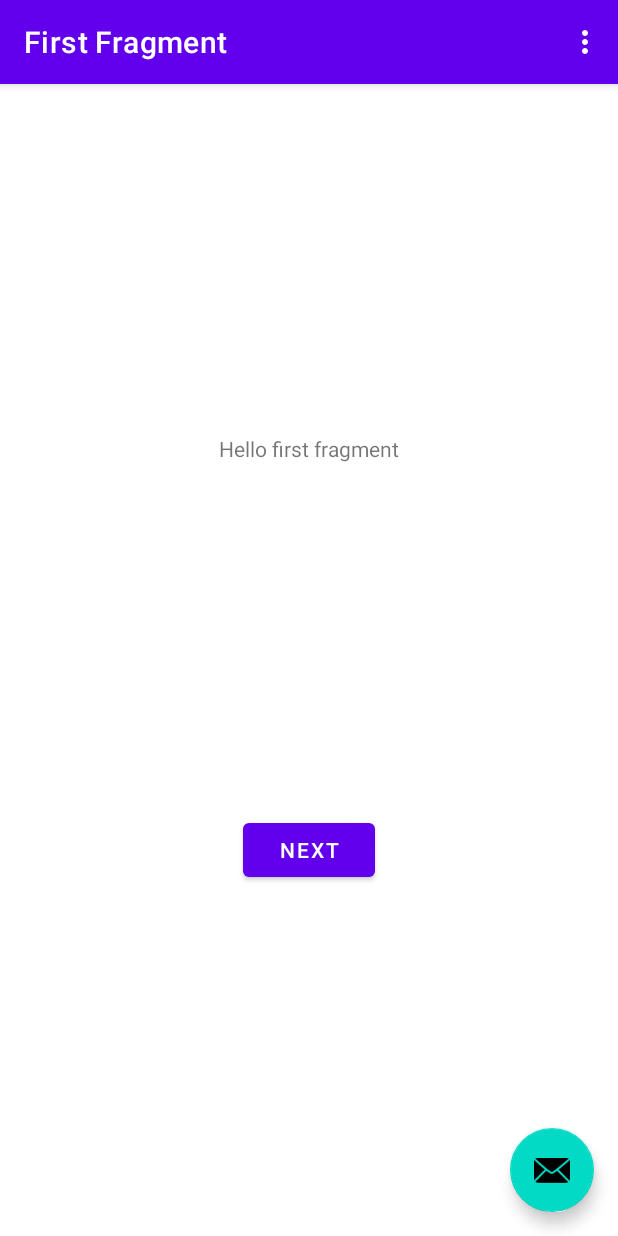
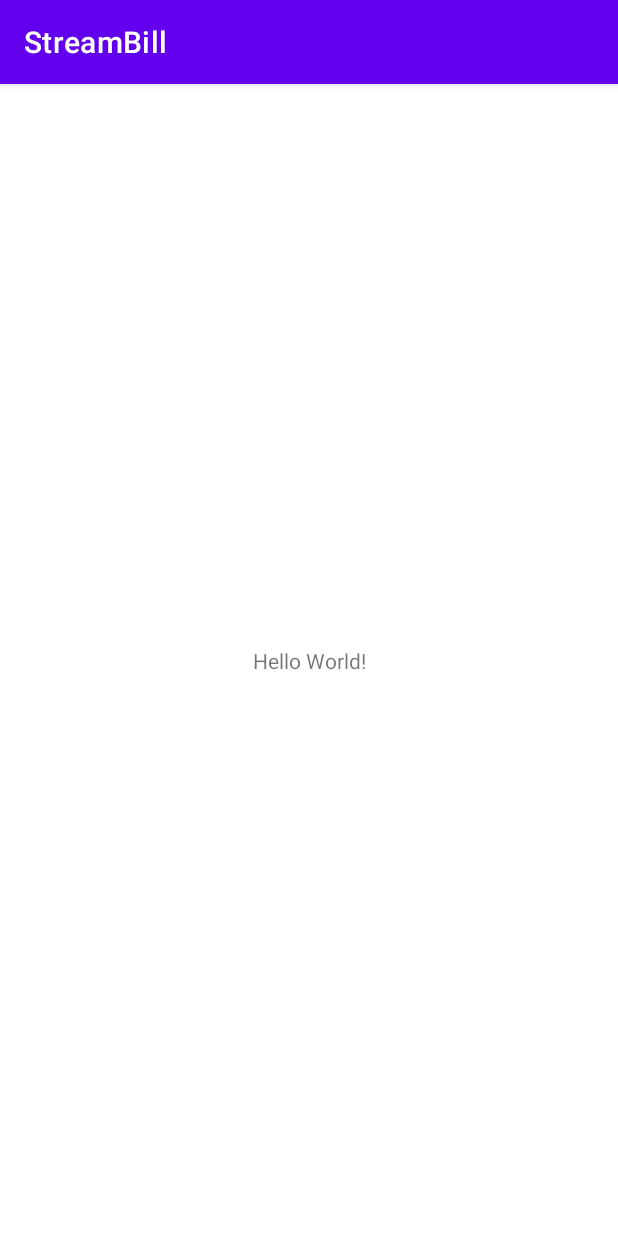
Before and after one commit to AlexLecusay/ShellHacks2022, an Android app: the screen it shows after launch (MainActivity), on a phone screen of 412 x 824 dp. Run offline under Robolectric (Android 15) with nearby library versions, the phone set to English and light mode, and no system bars.

Commit message:
Switching to a diff Activity setup

```diff
--- a/StreamBill/app/build.gradle
+++ b/StreamBill/app/build.gradle
@@ -29,9 +29,6 @@ android {
     kotlinOptions {
         jvmTarget = '1.8'
     }
-    buildFeatures {
-        viewBinding true
-    }
 }
 
 dependencies {
@@ -40,8 +37,6 @@ dependencies {
     implementation 'androidx.appcompat:appcompat:1.5.1'
     implementation 'com.google.android.material:material:1.6.1'
     implementation 'androidx.constraintlayout:constraintlayout:2.1.4'
-    implementation 'androidx.navigation:navigation-fragment-ktx:2.5.2'
-    implementation 'androidx.navigation:navigation-ui-ktx:2.5.2'
     testImplementation 'junit:junit:4.13.2'
     androidTestImplementation 'androidx.test.ext:junit:1.1.3'
     androidTestImplementation 'androidx.test.espresso:espresso-core:3.4.0'
--- a/StreamBill/app/src/main/AndroidManifest.xml
+++ b/StreamBill/app/src/main/AndroidManifest.xml
@@ -15,9 +15,7 @@
         tools:targetApi="31">
         <activity
             android:name=".MainActivity"
-            android:exported="true"
-            android:label="@string/app_name"
-            android:theme="@style/Theme.StreamBill.NoActionBar">
+            android:exported="true">
             <intent-filter>
                 <action android:name="android.intent.action.MAIN" />
 
--- a/StreamBill/app/src/main/java/com/example/streambill/FirstFragment.kt
+++ /dev/null
@@ -1,44 +0,0 @@
-package com.example.streambill
-
-import android.os.Bundle
-import androidx.fragment.app.Fragment
-import android.view.LayoutInflater
-import android.view.View
-import android.view.ViewGroup
-import androidx.navigation.fragment.findNavController
-import com.example.streambill.databinding.FragmentFirstBinding
-
-/**
- * A simple [Fragment] subclass as the default destination in the navigation.
- */
-class FirstFragment : Fragment() {
-
-    private var _binding : FragmentFirstBinding? = null
-
-    // This property is only valid between onCreateView and
-    // onDestroyView.
-    private val binding get() = _binding!!
-
-    override fun onCreateView(
-        inflater: LayoutInflater, container: ViewGroup?,
-        savedInstanceState: Bundle?
-    ) : View? {
-
-        _binding = FragmentFirstBinding.inflate(inflater, container, false)
-        return binding.root
-
-    }
-
-    override fun onViewCreated(view: View, savedInstanceState : Bundle?) {
-        super.onViewCreated(view, savedInstanceState)
-
-        binding.buttonFirst.setOnClickListener {
-            findNavController().navigate(R.id.action_FirstFragment_to_SecondFragment)
-        }
-    }
-
-    override fun onDestroyView() {
-        super.onDestroyView()
-        _binding = null
-    }
-}
--- a/StreamBill/app/src/main/java/com/example/streambill/MainActivity.kt
+++ b/StreamBill/app/src/main/java/com/example/streambill/MainActivity.kt
@@ -1,58 +1,11 @@
 package com.example.streambill
 
+import androidx.appcompat.app.AppCompatActivity
 import android.os.Bundle
-import com.google.android.material.snackbar.Snackbar
-import androidx.appcompat.app.AppCompatActivity
-import androidx.navigation.findNavController
-import androidx.navigation.ui.AppBarConfiguration
-import androidx.navigation.ui.navigateUp
-import androidx.navigation.ui.setupActionBarWithNavController
-import android.view.Menu
-import android.view.MenuItem
-import com.example.streambill.databinding.ActivityMainBinding
 
 class MainActivity : AppCompatActivity() {
-
-    private lateinit var appBarConfiguration : AppBarConfiguration
-    private lateinit var binding : ActivityMainBinding
-
     override fun onCreate(savedInstanceState: Bundle?) {
         super.onCreate(savedInstanceState)
-
-        binding = ActivityMainBinding.inflate(layoutInflater)
-        setContentView(binding.root)
-
-        setSupportActionBar(binding.toolbar)
-
-        val navController = findNavController(R.id.nav_host_fragment_content_main)
-        appBarConfiguration = AppBarConfiguration(navController.graph)
-        setupActionBarWithNavController(navController, appBarConfiguration)
-
-        binding.fab.setOnClickListener { view ->
-            Snackbar.make(view, "Replace with your own action", Snackbar.LENGTH_LONG)
-                .setAction("Action", null).show()
-        }
-    }
-
-    override fun onCreateOptionsMenu(menu : Menu) : Boolean {
-        // Inflate the menu; this adds items to the action bar if it is present.
-        menuInflater.inflate(R.menu.menu_main, menu)
-        return true
-    }
-
-    override fun onOptionsItemSelected(item : MenuItem) : Boolean {
-        // Handle action bar item clicks here. The action bar will
-        // automatically handle clicks on the Home/Up button, so long
-        // as you specify a parent activity in AndroidManifest.xml.
-        return when (item.itemId) {
-            R.id.action_settings -> true
-            else -> super.onOptionsItemSelected(item)
-        }
-    }
-
-    override fun onSupportNavigateUp() : Boolean {
-        val navController = findNavController(R.id.nav_host_fragment_content_main)
-        return navController.navigateUp(appBarConfiguration)
-                || super.onSupportNavigateUp()
+        setContentView(R.layout.activity_main)
     }
 }
--- a/StreamBill/app/src/main/res/layout/activity_main.xml
+++ b/StreamBill/app/src/main/res/layout/activity_main.xml
@@ -1,34 +1,18 @@
 <?xml version="1.0" encoding="utf-8"?>
-<androidx.coordinatorlayout.widget.CoordinatorLayout xmlns:android="http://schemas.android.com/apk/res/android"
+<androidx.constraintlayout.widget.ConstraintLayout xmlns:android="http://schemas.android.com/apk/res/android"
     xmlns:app="http://schemas.android.com/apk/res-auto"
     xmlns:tools="http://schemas.android.com/tools"
     android:layout_width="match_parent"
     android:layout_height="match_parent"
     tools:context=".MainActivity">
 
-    <com.google.android.material.appbar.AppBarLayout
-        android:layout_width="match_parent"
-        android:layout_height="wrap_content"
-        android:theme="@style/Theme.StreamBill.AppBarOverlay">
-
-        <androidx.appcompat.widget.Toolbar
-            android:id="@+id/toolbar"
-            android:layout_width="match_parent"
-            android:layout_height="?attr/actionBarSize"
-            android:background="?attr/colorPrimary"
-            app:popupTheme="@style/Theme.StreamBill.PopupOverlay" />
-
-    </com.google.android.material.appbar.AppBarLayout>
-
-    <include layout="@layout/content_main" />
-
-    <com.google.android.material.floatingactionbutton.FloatingActionButton
-        android:id="@+id/fab"
+    <TextView
         android:layout_width="wrap_content"
         android:layout_height="wrap_content"
-        android:layout_gravity="bottom|end"
-        android:layout_marginEnd="@dimen/fab_margin"
-        android:layout_marginBottom="16dp"
-        app:srcCompat="@android:drawable/ic_dialog_email" />
+        android:text="Hello World!"
+        app:layout_constraintBottom_toBottomOf="parent"
+        app:layout_constraintEnd_toEndOf="parent"
+        app:layout_constraintStart_toStartOf="parent"
+        app:layout_constraintTop_toTopOf="parent" />
 
-</androidx.coordinatorlayout.widget.CoordinatorLayout>
+</androidx.constraintlayout.widget.ConstraintLayout>
--- a/StreamBill/app/src/main/res/layout/content_main.xml
+++ /dev/null
@@ -1,19 +0,0 @@
-<?xml version="1.0" encoding="utf-8"?>
-<androidx.constraintlayout.widget.ConstraintLayout xmlns:android="http://schemas.android.com/apk/res/android"
-    xmlns:app="http://schemas.android.com/apk/res-auto"
-    android:layout_width="match_parent"
-    android:layout_height="match_parent"
-    app:layout_behavior="@string/appbar_scrolling_view_behavior">
-
-    <fragment
-        android:id="@+id/nav_host_fragment_content_main"
-        android:name="androidx.navigation.fragment.NavHostFragment"
-        android:layout_width="0dp"
-        android:layout_height="0dp"
-        app:defaultNavHost="true"
-        app:layout_constraintBottom_toBottomOf="parent"
-        app:layout_constraintEnd_toEndOf="parent"
-        app:layout_constraintStart_toStartOf="parent"
-        app:layout_constraintTop_toTopOf="parent"
-        app:navGraph="@navigation/nav_graph" />
-</androidx.constraintlayout.widget.ConstraintLayout>
--- a/StreamBill/app/src/main/res/layout/fragment_first.xml
+++ /dev/null
@@ -1,28 +0,0 @@
-<?xml version="1.0" encoding="utf-8"?>
-<androidx.constraintlayout.widget.ConstraintLayout xmlns:android="http://schemas.android.com/apk/res/android"
-    xmlns:app="http://schemas.android.com/apk/res-auto"
-    xmlns:tools="http://schemas.android.com/tools"
-    android:layout_width="match_parent"
-    android:layout_height="match_parent"
-    tools:context=".FirstFragment">
-
-    <TextView
-        android:id="@+id/textview_first"
-        android:layout_width="wrap_content"
-        android:layout_height="wrap_content"
-        android:text="@string/hello_first_fragment"
-        app:layout_constraintBottom_toTopOf="@id/button_first"
-        app:layout_constraintEnd_toEndOf="parent"
-        app:layout_constraintStart_toStartOf="parent"
-        app:layout_constraintTop_toTopOf="parent" />
-
-    <Button
-        android:id="@+id/button_first"
-        android:layout_width="wrap_content"
-        android:layout_height="wrap_content"
-        android:text="@string/next"
-        app:layout_constraintBottom_toBottomOf="parent"
-        app:layout_constraintEnd_toEndOf="parent"
-        app:layout_constraintStart_toStartOf="parent"
-        app:layout_constraintTop_toBottomOf="@id/textview_first" />
-</androidx.constraintlayout.widget.ConstraintLayout>
--- a/StreamBill/app/src/main/res/menu/menu_main.xml
+++ /dev/null
@@ -1,10 +0,0 @@
-<menu xmlns:android="http://schemas.android.com/apk/res/android"
-    xmlns:app="http://schemas.android.com/apk/res-auto"
-    xmlns:tools="http://schemas.android.com/tools"
-    tools:context="com.example.streambill.MainActivity">
-    <item
-        android:id="@+id/action_settings"
-        android:orderInCategory="100"
-        android:title="@string/action_settings"
-        app:showAsAction="never" />
-</menu>
--- a/StreamBill/app/src/main/res/navigation/nav_graph.xml
+++ /dev/null
@@ -1,28 +0,0 @@
-<?xml version="1.0" encoding="utf-8"?>
-<navigation xmlns:android="http://schemas.android.com/apk/res/android"
-    xmlns:app="http://schemas.android.com/apk/res-auto"
-    xmlns:tools="http://schemas.android.com/tools"
-    android:id="@+id/nav_graph"
-    app:startDestination="@id/FirstFragment">
-
-    <fragment
-        android:id="@+id/FirstFragment"
-        android:name="com.example.streambill.FirstFragment"
-        android:label="@string/first_fragment_label"
-        tools:layout="@layout/fragment_first">
-
-        <action
-            android:id="@+id/action_FirstFragment_to_SecondFragment"
-            app:destination="@id/SecondFragment" />
-    </fragment>
-    <fragment
-        android:id="@+id/SecondFragment"
-        android:name="com.example.streambill.SecondFragment"
-        android:label="@string/second_fragment_label"
-        tools:layout="@layout/fragment_second">
-
-        <action
-            android:id="@+id/action_SecondFragment_to_FirstFragment"
-            app:destination="@id/FirstFragment" />
-    </fragment>
-</navigation>
--- a/StreamBill/app/src/main/res/values-land/dimens.xml
+++ /dev/null
@@ -1,3 +0,0 @@
-<resources>
-    <dimen name="fab_margin">48dp</dimen>
-</resources>
--- a/StreamBill/app/src/main/res/values-w1240dp/dimens.xml
+++ /dev/null
@@ -1,3 +0,0 @@
-<resources>
-    <dimen name="fab_margin">200dp</dimen>
-</resources>
--- a/StreamBill/app/src/main/res/values-w600dp/dimens.xml
+++ /dev/null
@@ -1,3 +0,0 @@
-<resources>
-    <dimen name="fab_margin">48dp</dimen>
-</resources>
--- a/StreamBill/app/src/main/res/values/dimens.xml
+++ /dev/null
@@ -1,3 +0,0 @@
-<resources>
-    <dimen name="fab_margin">16dp</dimen>
-</resources>
--- a/StreamBill/app/src/main/res/values/strings.xml
+++ b/StreamBill/app/src/main/res/values/strings.xml
@@ -1,12 +1,3 @@
 <resources>
     <string name="app_name">StreamBill</string>
-    <string name="action_settings">Settings</string>
-    <!-- Strings used for fragments for navigation -->
-    <string name="first_fragment_label">First Fragment</string>
-    <string name="second_fragment_label">Second Fragment</string>
-    <string name="next">Next</string>
-    <string name="previous">Previous</string>
-
-    <string name="hello_first_fragment">Hello first fragment</string>
-    <string name="hello_second_fragment">Hello second fragment. Arg: %1$s</string>
 </resources>
--- a/StreamBill/app/src/main/res/values/themes.xml
+++ b/StreamBill/app/src/main/res/values/themes.xml
@@ -13,13 +13,4 @@
         <item name="android:statusBarColor" tools:targetApi="l">?attr/colorPrimaryVariant</item>
         <!-- Customize your theme here. -->
     </style>
-
-    <style name="Theme.StreamBill.NoActionBar">
-        <item name="windowActionBar">false</item>
-        <item name="windowNoTitle">true</item>
-    </style>
-
-    <style name="Theme.StreamBill.AppBarOverlay" parent="ThemeOverlay.AppCompat.Dark.ActionBar" />
-
-    <style name="Theme.StreamBill.PopupOverlay" parent="ThemeOverlay.AppCompat.Light" />
 </resources>
```
Also changed, not shown: StreamBill/app/src/main/java/com/example/streambill/SecondFragment.kt (deleted, +0 -44 lines), StreamBill/app/src/main/res/layout/fragment_second.xml (deleted, +0 -27 lines), StreamBill/gradle/wrapper/gradle-wrapper.properties.
